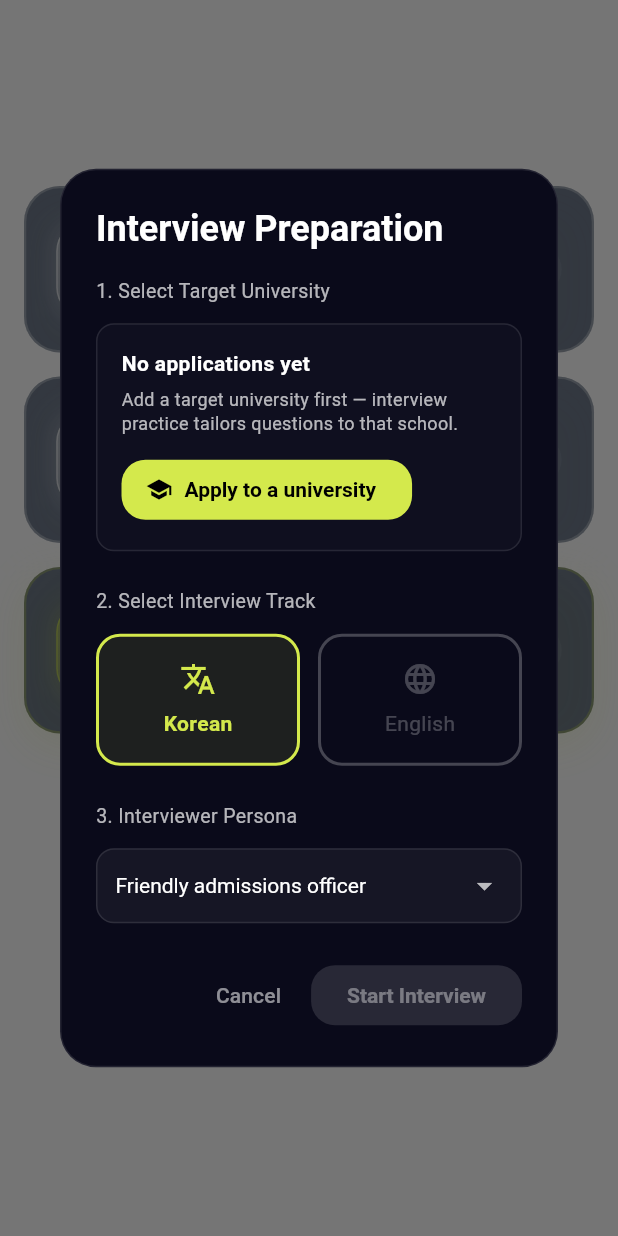
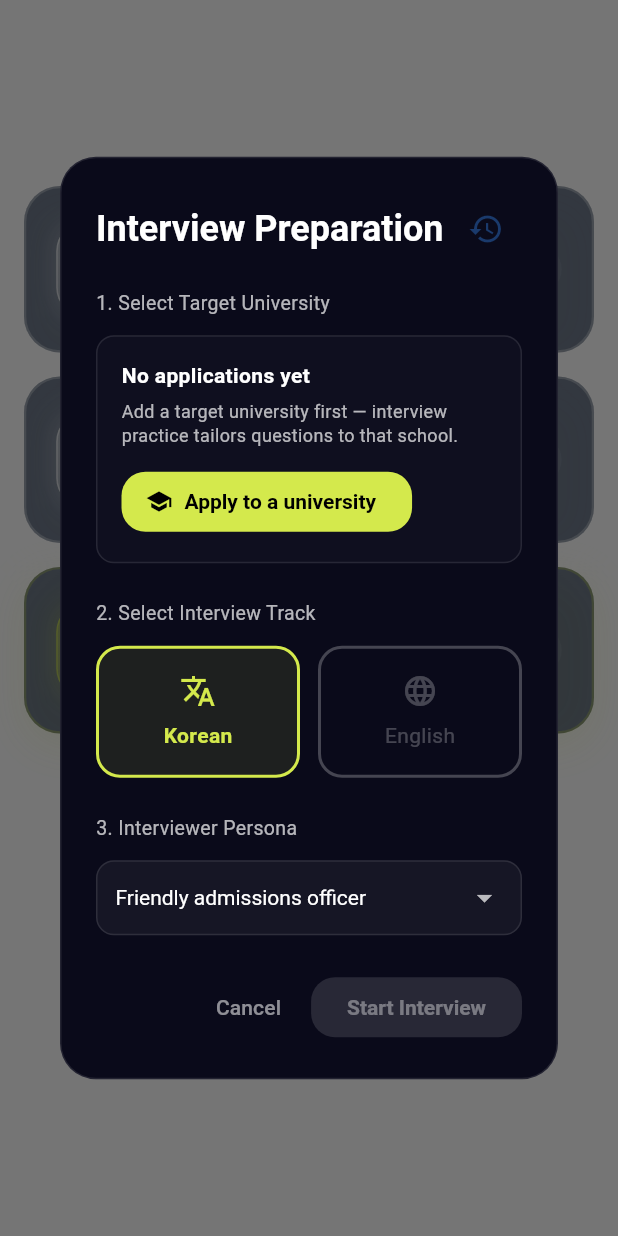
Before and after one commit to asrbekshokirovich-bot/hanguk_app, a Flutter app: the TrainingTab screen opened directly, after a tap on "Interview Preparation", on a phone screen of 412 x 824 dp. Run offline on Flutter 3.47's test engine with Material 3 defaults, Android fonts, the phone set to English and light mode, and no system bars; our stand-ins replace audioplayers, device_info_plus, dio, file_picker, flutter_riverpod, go_router and 7 more; missing offline and left inert: daily_flutter, dart:html, dart:js, dart:js_interop, dart:ui_web, in_app_update and 1 more; accounts and stored records are empty.

```diff
--- a/lib/features/training/presentation/training_tab.dart
+++ b/lib/features/training/presentation/training_tab.dart
@@ -7,6 +7,7 @@ import '../../home/presentation/home_tab_provider.dart';
 import '../data/interview_repository.dart';
 import 'study_plan_screen.dart';
 import 'interview_screen.dart';
+import 'widgets/interview_history_view.dart';
 import 'package:permission_handler/permission_handler.dart';
 import 'package:flutter/foundation.dart' show kIsWeb;
 
@@ -217,12 +218,35 @@ class TrainingTab extends ConsumerWidget {
                 borderRadius: BorderRadius.circular(24),
                 side: const BorderSide(color: Colors.white10),
               ),
-              title: Text(
-                l.interviewCardTitle,
-                style: const TextStyle(
-                  color: Colors.white,
-                  fontWeight: FontWeight.bold,
-                ),
+              title: Row(
+                children: [
+                  Expanded(
+                    child: Text(
+                      l.interviewCardTitle,
+                      style: const TextStyle(
+                        color: Colors.white,
+                        fontWeight: FontWeight.bold,
+                      ),
+                    ),
+                  ),
+                  // Past interviews are reachable here too — this dialog is the
+                  // primary entry point, and otherwise the history (with audio
+                  // replay + AI feedback) would be unreachable because picking a
+                  // university auto-starts a session and skips the setup view.
+                  IconButton(
+                    icon: const Icon(
+                      Icons.history,
+                      color: AppColors.royalBlue,
+                    ),
+                    tooltip: l.a11yTooltipInterviewHistory,
+                    onPressed: () => Navigator.push(
+                      context,
+                      MaterialPageRoute(
+                        builder: (_) => const InterviewHistoryView(),
+                      ),
+                    ),
+                  ),
+                ],
               ),
               content: SingleChildScrollView(
                 child: Column(
```
